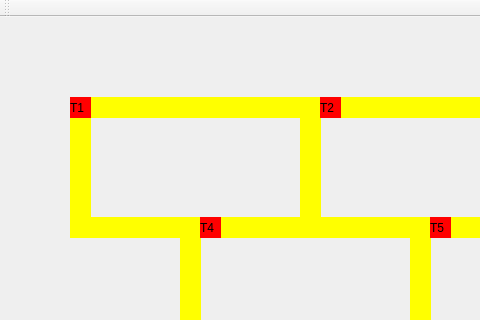
Above: mainwindow.ui from mclara-s/SO_U1-Trens before the change; both pictures show x 0 to 480 and y 0 to 320 of the 932 by 621 pixel window. Below: the same form after it.
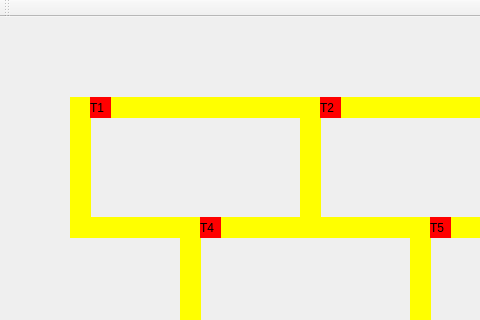
That is the form after the change.

```diff
--- a/mainwindow.ui
+++ b/mainwindow.ui
@@ -20,7 +20,7 @@
    <widget class="QLabel" name="label_Trem1">
     <property name="geometry">
      <rect>
-      <x>70</x>
+      <x>90</x>
       <y>80</y>
       <width>21</width>
       <height>21</height>
```
